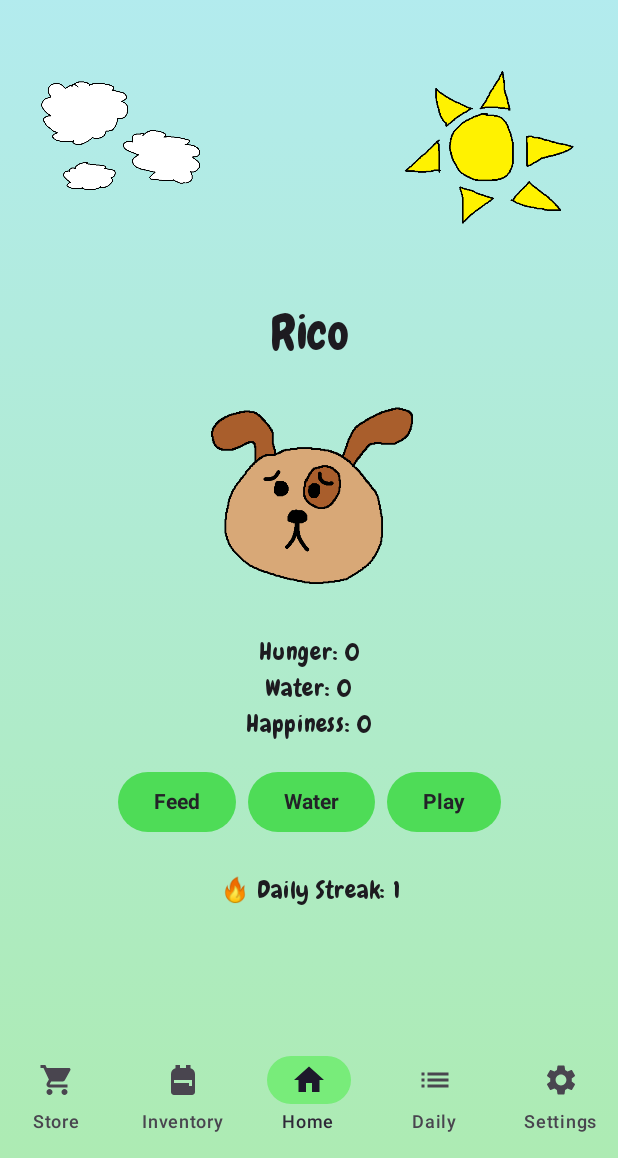
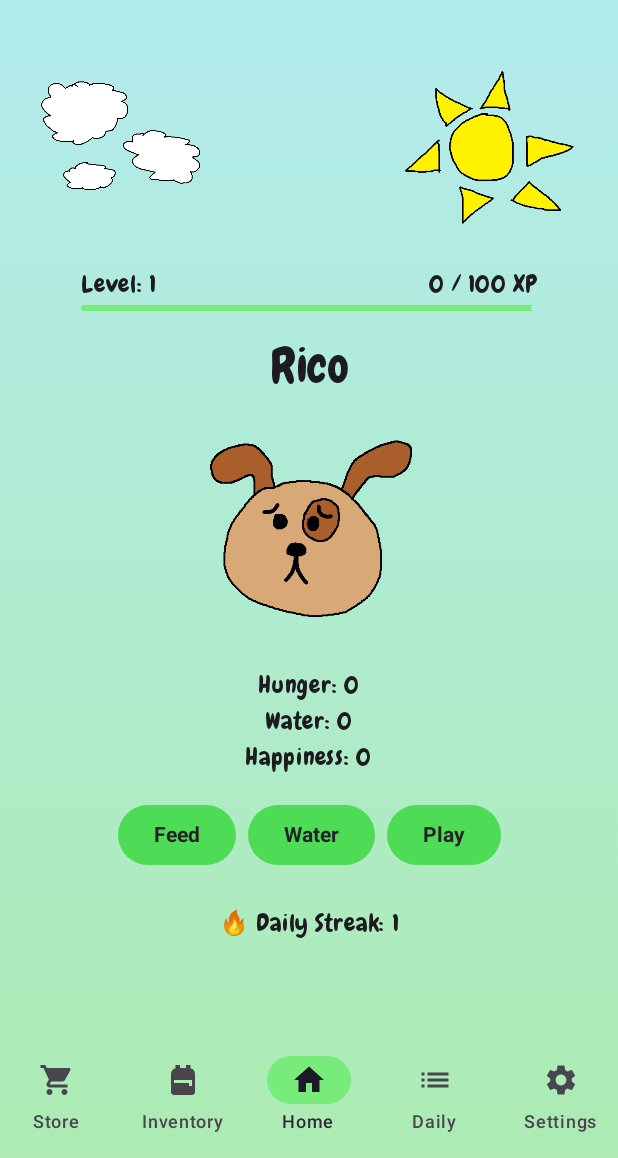
Before and after one commit to ASpoonfulOfSalt/tamagotchi-app, an Android app built with Jetpack Compose: the screen it shows after launch (MainActivity), on a phone screen of 412 x 824 dp, the part 78-1236 px from its top. Run offline under Robolectric (Android 15) with nearby library versions, the light colour scheme and no system bars; our stand-ins replace Room's generated code.

Commit message:
Feature: Added an XP bar and made tasks give XP on completion.
On level up, a confetti effect will occur and a popup will appear on screen alerting the user that they recieved 50 coins on level up.

TODO: Make tasks dynamically reward XP depending on how difficult they are

Add more level up rewards.

```diff
--- a/app/src/main/kotlin/com/cse/tamagotchi/data/AppDatabase.kt
+++ b/app/src/main/kotlin/com/cse/tamagotchi/data/AppDatabase.kt
@@ -7,7 +7,7 @@ import androidx.room.RoomDatabase
 import com.cse.tamagotchi.model.StoreItem
 import com.cse.tamagotchi.model.Task
 
-@Database(entities = [StoreItem::class, Task::class], version = 4, exportSchema = false)
+@Database(entities = [StoreItem::class, Task::class], version = 7, exportSchema = false)
 abstract class AppDatabase : RoomDatabase() {
 
     abstract fun storeItemDao(): StoreItemDao
--- a/app/src/main/kotlin/com/cse/tamagotchi/model/Task.kt
+++ b/app/src/main/kotlin/com/cse/tamagotchi/model/Task.kt
@@ -21,5 +21,7 @@ data class Task(
     @ColumnInfo(name = "is_completed")
     var isCompleted: Boolean = false,
     @ColumnInfo(name = "currency_reward")
-    val currencyReward: Int = 10
+    val currencyReward: Int = 10,
+    @ColumnInfo(name = "xp_reward")
+    val xpReward: Int = 20
 )
--- a/app/src/main/kotlin/com/cse/tamagotchi/repository/UserPreferencesRepository.kt
+++ b/app/src/main/kotlin/com/cse/tamagotchi/repository/UserPreferencesRepository.kt
@@ -6,6 +6,7 @@ import androidx.datastore.preferences.core.Preferences
 import androidx.datastore.preferences.core.booleanPreferencesKey
 import androidx.datastore.preferences.core.edit
 import androidx.datastore.preferences.core.floatPreferencesKey
+import androidx.datastore.preferences.core.intPreferencesKey
 import androidx.datastore.preferences.core.longPreferencesKey
 import androidx.datastore.preferences.preferencesDataStore
 import kotlinx.coroutines.flow.Flow
@@ -20,6 +21,8 @@ class UserPreferencesRepository(private val context: Context) {
         val LAST_TASK_RESET_TIME = longPreferencesKey("last_task_reset_time")
         val LAST_WEEKLY_TASK_RESET_TIME = longPreferencesKey("last_weekly_task_reset_time")
         val MUSIC_VOLUME = floatPreferencesKey("music_volume")
+        val USER_XP = intPreferencesKey("user_xp")
+        val USER_LEVEL = intPreferencesKey("user_level")
     }
 
     val isDarkMode: Flow<Boolean> = context.dataStore.data
@@ -33,6 +36,39 @@ class UserPreferencesRepository(private val context: Context) {
 
     val musicVolume: Flow<Float> = context.dataStore.data
         .map { it[PreferencesKeys.MUSIC_VOLUME] ?: 0.25f } // default mid-level
+
+    val userXp: Flow<Int> = context.dataStore.data
+        .map { it[PreferencesKeys.USER_XP] ?: 0 }
+
+    val userLevel: Flow<Int> = context.dataStore.data
+        .map { it[PreferencesKeys.USER_LEVEL] ?: 1 }
+
+    suspend fun addXp(xp: Int): Int {
+        var levelsGained = 0
+        context.dataStore.edit {
+            val currentLevel = it[PreferencesKeys.USER_LEVEL] ?: 1
+            var currentXp = it[PreferencesKeys.USER_XP] ?: 0
+            currentXp += xp
+
+            var xpForNextLevel = 100 * currentLevel
+            var newLevel = currentLevel
+
+            while (currentXp >= xpForNextLevel) {
+                currentXp -= xpForNextLevel
+                newLevel++
+                xpForNextLevel = 100 * newLevel
+            }
+
+            if (newLevel > currentLevel) {
+                levelsGained = newLevel - currentLevel
+                it[PreferencesKeys.USER_LEVEL] = newLevel
+            }
+
+            it[PreferencesKeys.USER_XP] = currentXp
+        }
+
+        return levelsGained
+    }
 
     suspend fun updateMusicVolume(volume: Float) {
         context.dataStore.edit { prefs ->
--- a/app/src/main/kotlin/com/cse/tamagotchi/ui/HomeScreen.kt
+++ b/app/src/main/kotlin/com/cse/tamagotchi/ui/HomeScreen.kt
@@ -1,16 +1,21 @@
 package com.cse.tamagotchi.ui
 
 import androidx.compose.animation.Crossfade
+import androidx.compose.animation.core.animateFloatAsState
+import androidx.compose.animation.core.tween
+import androidx.compose.foundation.Canvas
 import androidx.compose.foundation.Image
 import androidx.compose.foundation.clickable
 import androidx.compose.foundation.layout.*
 import androidx.compose.material3.*
+import androidx.compose.material3.LinearProgressIndicator
 import androidx.compose.runtime.*
 import androidx.compose.runtime.saveable.rememberSaveable
 import androidx.compose.ui.Alignment
 import androidx.compose.ui.Modifier
+import androidx.compose.ui.geometry.Offset
 import androidx.compose.ui.graphics.Color
-import androidx.compose.ui.platform.LocalLifecycleOwner
+import androidx.compose.ui.graphics.drawscope.rotate
 import androidx.compose.ui.res.painterResource
 import androidx.compose.ui.unit.dp
 import androidx.lifecycle.Lifecycle
@@ -18,20 +23,21 @@ import androidx.lifecycle.LifecycleEventObserver
 import androidx.lifecycle.compose.collectAsStateWithLifecycle
 import com.cse.tamagotchi.R
 import com.cse.tamagotchi.model.TamagotchiExpression
+import com.cse.tamagotchi.repository.UserPreferencesRepository
 import com.cse.tamagotchi.ui.theme.DarkModeGreen
 import com.cse.tamagotchi.ui.theme.DarkGrey
 import com.cse.tamagotchi.ui.theme.LightModeGreen
 import com.cse.tamagotchi.ui.theme.PureWhite
 import com.cse.tamagotchi.viewmodel.TamagotchiViewModel
+import com.cse.tamagotchi.viewmodel.TaskViewModel
 import java.util.Calendar
+import kotlin.random.Random
 
 
 @Composable
 fun produceIsNightState(): State<Boolean> {
-    // 1. Set up a mutable state for isNight
     val isNight = remember { mutableStateOf(false) }
-    val lifecycleOwner = LocalLifecycleOwner.current
-
+    val lifecycleOwner = androidx.lifecycle.compose.LocalLifecycleOwner.current
 
     val updateTime: () -> Unit = {
         val calendar = Calendar.getInstance()
@@ -39,16 +45,13 @@ fun produceIsNightState(): State<Boolean> {
         isNight.value = currentHour >= 21 || currentHour < 9
     }
 
-
     DisposableEffect(lifecycleOwner) {
         val observer = LifecycleEventObserver { _, event ->
-            // When the app resumes (e.g., comes to foreground), update the time
             if (event == Lifecycle.Event.ON_RESUME) {
                 updateTime()
             }
         }
         lifecycleOwner.lifecycle.addObserver(observer)
-
 
         updateTime()
 
@@ -63,20 +66,43 @@ fun produceIsNightState(): State<Boolean> {
 
 @OptIn(ExperimentalMaterial3Api::class)
 @Composable
-fun HomeScreen(viewModel: TamagotchiViewModel, isDarkMode: Boolean) {
-    val uiState by viewModel.uiState.collectAsStateWithLifecycle()
-    val tamagotchi = uiState.tamagotchi
+fun HomeScreen(
+    tamagotchiViewModel: TamagotchiViewModel,
+    isDarkMode: Boolean,
+    userPreferencesRepository: UserPreferencesRepository,
+    taskViewModel: TaskViewModel
+) {
+    val tamagotchiUiState by tamagotchiViewModel.uiState.collectAsStateWithLifecycle()
+    val taskUiState by taskViewModel.uiState.collectAsStateWithLifecycle()
+    val tamagotchi = tamagotchiUiState.tamagotchi
     val snackbarHostState = remember { SnackbarHostState() }
     var showRenameDialog by rememberSaveable { mutableStateOf(false) }
     var newName by rememberSaveable { mutableStateOf("") }
 
-    // Call the new state producer
+    val userXp by userPreferencesRepository.userXp.collectAsState(initial = 0)
+    val userLevel by userPreferencesRepository.userLevel.collectAsState(initial = 1)
+
+    var showConfetti by remember { mutableStateOf(false) }
+
+    LaunchedEffect(taskUiState.levelUpReward) {
+        if (taskUiState.levelUpReward > 0) {
+            showConfetti = true
+        }
+    }
+
+    if (taskUiState.levelUpReward > 0) {
+        LevelUpDialog(
+            reward = taskUiState.levelUpReward,
+            onDismiss = { taskViewModel.onLevelUpRewardShown() }
+        )
+    }
+
     val isNight by produceIsNightState()
 
-    LaunchedEffect(uiState.userMessage) {
-        uiState.userMessage?.let {
+    LaunchedEffect(tamagotchiUiState.userMessage) {
+        tamagotchiUiState.userMessage?.let {
             snackbarHostState.showSnackbar(it)
-            viewModel.userMessageShown()
+            tamagotchiViewModel.userMessageShown()
         }
     }
 
@@ -96,117 +122,161 @@ fun HomeScreen(viewModel: TamagotchiViewModel, isDarkMode: Boolean) {
                 Button(
                     onClick = {
                         if (newName.isNotBlank()) {
-                            viewModel.renamePet(newName)
+                            tamagotchiViewModel.renamePet(newName)
                             showRenameDialog = false
                             newName = ""
                         }
                     }
-                ) {
-                    Text("Save")
-                }
+                ) { Text("Save") }
             },
-            dismissButton = {
-                Button(onClick = { showRenameDialog = false }) {
-                    Text("Cancel")
-                }
-            }
+            dismissButton = { Button(onClick = { showRenameDialog = false }) { Text("Cancel") } }
         )
     }
 
     Scaffold(
         containerColor = Color.Transparent,
-        snackbarHost = {
-            SnackbarHost(hostState = snackbarHostState) { data ->
-                Snackbar(
-                    snackbarData = data,
-                    containerColor = MaterialTheme.colorScheme.surfaceVariant,
-                    contentColor = MaterialTheme.colorScheme.onSurfaceVariant
-                )
-            }
-        }
+        snackbarHost = { SnackbarHost(hostState = snackbarHostState) { data ->
+            Snackbar(snackbarData = data, containerColor = MaterialTheme.colorScheme.surfaceVariant, contentColor = MaterialTheme.colorScheme.onSurfaceVariant)
+        } }
     ) { padding ->
         Box(modifier = Modifier.fillMaxSize().padding(padding)) {
-            // Sun/Moon in the top-right corner
-            Image(
-                painter = painterResource(id = if (isNight) R.drawable.ic_night_moon else R.drawable.ic_day_sun),
-                contentDescription = if (isNight) "Night icon" else "Day icon",
-                modifier = Modifier
-                    .padding(24.dp)
-                    .size(125.dp)
-                    .align(Alignment.TopEnd)
-            )
+            Image(painter = painterResource(id = if (isNight) R.drawable.ic_night_moon else R.drawable.ic_day_sun), contentDescription = null, modifier = Modifier.padding(24.dp).size(125.dp).align(Alignment.TopEnd))
+            Image(painter = painterResource(id = if (isNight) R.drawable.ic_night_stars else R.drawable.ic_day_clouds), contentDescription = null, modifier = Modifier.padding(24.dp).size(110.dp).align(Alignment.TopStart))
 
-
-            Image(
-                painter = painterResource(id = if (isNight) R.drawable.ic_night_stars else R.drawable.ic_day_clouds),
-                contentDescription = if (isNight) "Stars icon" else "Clouds icon",
-                modifier = Modifier
-                    .padding(24.dp)
-                    .size(110.dp)
-                    .align(Alignment.TopStart)
-            )
-
-            if (uiState.isLoading) {
+            if (tamagotchiUiState.isLoading) {
                 CircularProgressIndicator(modifier = Modifier.align(Alignment.Center))
             } else {
                 Column(
-                    modifier = Modifier
-                        .align(Alignment.Center)
-                        .padding(16.dp)
-                        .offset(y = 50.dp),
+                    modifier = Modifier.align(Alignment.Center).padding(16.dp).offset(y = 50.dp),
                     horizontalAlignment = Alignment.CenterHorizontally
                 ) {
-                    Text(
-                        text = tamagotchi.name,
-                        style = MaterialTheme.typography.headlineMedium,
-                        color = MaterialTheme.colorScheme.onBackground,
-                        modifier = Modifier.clickable { showRenameDialog = true }
-                    )
-
+                    XpBar(xp = userXp, level = userLevel, modifier = Modifier.fillMaxWidth(0.8f))
+                    Spacer(Modifier.height(16.dp))
+                    Text(tamagotchi.name, style = MaterialTheme.typography.headlineMedium, color = MaterialTheme.colorScheme.onBackground, modifier = Modifier.clickable { showRenameDialog = true })
                     Spacer(Modifier.height(8.dp))
-
                     Crossfade(targetState = tamagotchi.expression, label = "pet-expression") {
-                            expression ->
-                        Image(
-                            painter = painterResource(
-                                id = when (expression) {
-                                    TamagotchiExpression.HAPPY -> R.drawable.ic_tamagotchi_happy
-                                    TamagotchiExpression.NEUTRAL -> R.drawable.ic_tamagotchi_neutral
-                                    TamagotchiExpression.SAD -> R.drawable.ic_tamagotchi_sad
-                                }
-                            ),
-                            contentDescription = "Tamagotchi Expression",
-                            modifier = Modifier.size(160.dp)
-                        )
+                        expression ->
+                        Image(painter = painterResource(id = when (expression) {
+                            TamagotchiExpression.HAPPY -> R.drawable.ic_tamagotchi_happy
+                            TamagotchiExpression.NEUTRAL -> R.drawable.ic_tamagotchi_neutral
+                            TamagotchiExpression.SAD -> R.drawable.ic_tamagotchi_sad
+                        }), contentDescription = "Tamagotchi Expression", modifier = Modifier.size(160.dp))
                     }
-
                     Spacer(Modifier.height(12.dp))
-
                     Text("Hunger: ${tamagotchi.hunger}", color = MaterialTheme.colorScheme.onBackground)
                     Text("Water: ${tamagotchi.water}", color = MaterialTheme.colorScheme.onBackground)
                     Text("Happiness: ${tamagotchi.happiness}", color = MaterialTheme.colorScheme.onBackground)
+                    Spacer(Modifier.height(16.dp))
+                    val buttonColors = ButtonDefaults.buttonColors(containerColor = if (isDarkMode) DarkModeGreen else LightModeGreen, contentColor = if (isDarkMode) PureWhite else DarkGrey)
+                    Row(horizontalArrangement = Arrangement.spacedBy(8.dp)) {
+                        Button(onClick = { tamagotchiViewModel.feedPet() }, colors = buttonColors) { Text("Feed") }
+                        Button(onClick = { tamagotchiViewModel.hydratePet() }, colors = buttonColors) { Text("Water") }
+                        Button(onClick = { tamagotchiViewModel.playPet() }, colors = buttonColors) { Text("Play") }
+                    }
+                    Spacer(Modifier.height(24.dp))
+                    Text("🔥 Daily Streak: ${tamagotchi.streakCount}", style = MaterialTheme.typography.bodyLarge, color = MaterialTheme.colorScheme.onBackground)
+                }
 
-                    Spacer(Modifier.height(16.dp))
+                if (showConfetti) {
+                    LevelUpConfetti(modifier = Modifier.fillMaxSize()) { showConfetti = false }
+                }
+            }
+        }
+    }
+}
 
-                    val buttonColors = ButtonDefaults.buttonColors(
-                        containerColor = if (isDarkMode) DarkModeGreen else LightModeGreen,
-                        contentColor = if (isDarkMode) PureWhite else DarkGrey
-                    )
+@Composable
+fun LevelUpDialog(reward: Int, onDismiss: () -> Unit) {
+    AlertDialog(
+        onDismissRequest = onDismiss,
+        title = { Text("Congrats!") },
+        text = { Text("You leveled up! You received $reward coins!") },
+        confirmButton = { Button(onClick = onDismiss) { Text("Awesome!") } }
+    )
+}
 
-                    Row(horizontalArrangement = Arrangement.spacedBy(8.dp)) {
-                        Button(onClick = { viewModel.feedPet() }, colors = buttonColors) { Text("Feed") }
-                        Button(onClick = { viewModel.hydratePet() }, colors = buttonColors) { Text("Water") }
-                        Button(onClick = { viewModel.playPet() }, colors = buttonColors) { Text("Play") }
-                    }
+@Composable
+fun XpBar(xp: Int, level: Int, modifier: Modifier = Modifier) {
+    val xpForNextLevel = 100 * level
+    val progress = xp.toFloat() / xpForNextLevel.toFloat()
 
-                    Spacer(Modifier.height(24.dp))
-                    Text(
-                        text = "🔥 Daily Streak: ${tamagotchi.streakCount}",
-                        style = MaterialTheme.typography.bodyLarge,
-                        color = MaterialTheme.colorScheme.onBackground
+    Column(modifier = modifier, horizontalAlignment = Alignment.CenterHorizontally) {
+        Row(modifier = Modifier.fillMaxWidth(), horizontalArrangement = Arrangement.SpaceBetween) {
+            Text("Level: $level", style = MaterialTheme.typography.bodyLarge, color = MaterialTheme.colorScheme.onBackground)
+            Text("$xp / $xpForNextLevel XP", style = MaterialTheme.typography.bodyLarge, color = MaterialTheme.colorScheme.onBackground)
+        }
+        Spacer(Modifier.height(4.dp))
+        LinearProgressIndicator(
+        progress = { progress },
+        modifier = Modifier.fillMaxWidth(),
+        color = ProgressIndicatorDefaults.linearColor,
+        trackColor = ProgressIndicatorDefaults.linearTrackColor,
+        strokeCap = ProgressIndicatorDefaults.LinearStrokeCap,
+        )
+    }
+}
+
+@Composable
+fun LevelUpConfetti(modifier: Modifier = Modifier, onAnimationFinished: () -> Unit) {
+    var animStarted by remember { mutableStateOf(false) }
+    val particleCount = 150
+    val particles = remember { List(particleCount) { ConfettiParticle() } }
+
+    val animationProgress by animateFloatAsState(
+        targetValue = if (animStarted) 1f else 0f,
+        animationSpec = tween(durationMillis = 3000),
+        label = "confetti",
+        finishedListener = { onAnimationFinished() }
+    )
+
+    LaunchedEffect(Unit) { animStarted = true }
+
+    Canvas(modifier = modifier) {
+        val canvasWidth = size.width
+        val canvasHeight = size.height
+        for (particle in particles) {
+            val (offset, alpha, rotation) = particle.update(animationProgress, canvasWidth, canvasHeight)
+            if (alpha > 0) {
+                rotate(degrees = rotation, pivot = offset) {
+                    drawRect(
+                        color = particle.color,
+                        topLeft = offset,
+                        size = particle.size,
+                        alpha = alpha
                     )
                 }
             }
         }
     }
 }
+
+data class ConfettiParticle(
+    val color: Color,
+    val startX: Float,
+    val startY: Float,
+    val velocityX: Float,
+    val velocityY: Float,
+    val rotationSpeed: Float,
+    val size: androidx.compose.ui.geometry.Size
+) {
+    constructor() : this(
+        color = Color(Random.nextFloat(), Random.nextFloat(), Random.nextFloat(), alpha = 1f),
+        startX = Random.nextFloat(),
+        startY = Random.nextFloat() * -0.2f, // Start above the screen
+        velocityX = Random.nextFloat() * 200 - 100, // Horizontal movement
+        velocityY = Random.nextFloat() * 300 + 400, // Downward speed
+        rotationSpeed = Random.nextFloat() * 720 - 360, // Spin
+        size = androidx.compose.ui.geometry.Size(width = Random.nextFloat() * 20 + 15, height = Random.nextFloat() * 10 + 10)
+    )
+
+    fun update(progress: Float, canvasWidth: Float, canvasHeight: Float): Triple<Offset, Float, Float> {
+        val time = progress * 2.5f
+        val newX = startX * canvasWidth + velocityX * time
+        val newY = startY * canvasHeight + velocityY * time
+
+        val alpha = (1f - progress).coerceIn(0f, 1f)
+        val rotation = rotationSpeed * time
+
+        return Triple(Offset(newX, newY), alpha, rotation)
+    }
+}
--- a/app/src/main/kotlin/com/cse/tamagotchi/ui/navigation/AppNavRoot.kt
+++ b/app/src/main/kotlin/com/cse/tamagotchi/ui/navigation/AppNavRoot.kt
@@ -87,7 +87,12 @@ fun AppNavRoot() {
                 when (page) {
                     0 -> StoreScreen(viewModel = storeViewModel, isDarkMode = isDarkMode)
                     1 -> InventoryScreen(viewModel = storeViewModel)
-                    2 -> HomeScreen(viewModel = tamagotchiViewModel, isDarkMode = isDarkMode)
+                    2 -> HomeScreen(
+                        tamagotchiViewModel = tamagotchiViewModel,
+                        isDarkMode = isDarkMode,
+                        userPreferencesRepository = userPrefs,
+                        taskViewModel = taskViewModel
+                    )
                     3 -> TaskScreen(viewModel = taskViewModel, isDarkMode = isDarkMode)
                     4 -> SettingsScreen(viewModel = settingsViewModel)
                 }
```
Also changed, not shown: app/src/main/kotlin/com/cse/tamagotchi/viewmodel/TaskViewModel.kt (+14 -1 lines).
